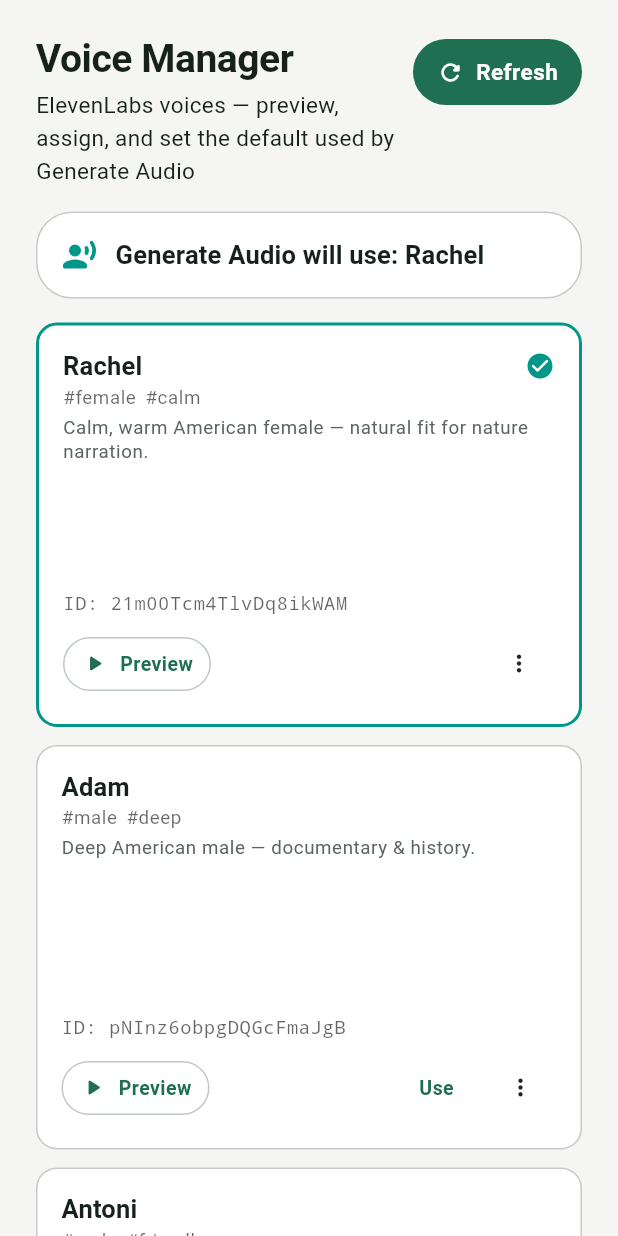
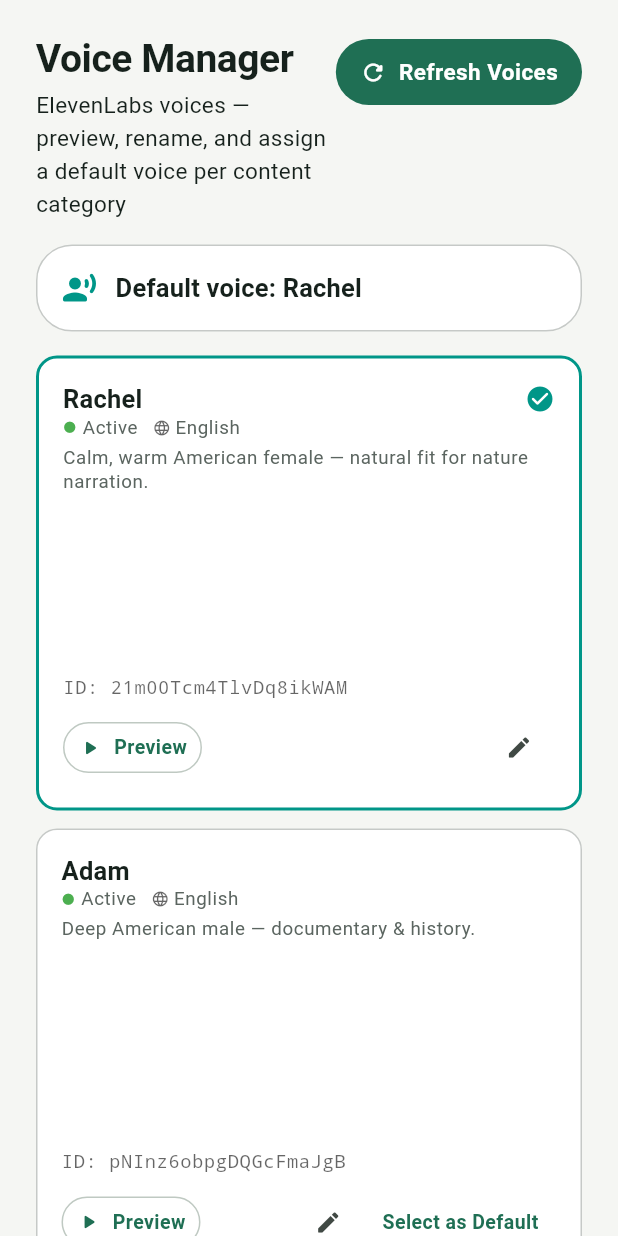
Before and after one commit to trashpin/radio, a Flutter app: the VoiceManagerPage widget shown alone on an empty page, opened directly, on a phone screen of 412 x 824 dp. Run offline on Flutter 3.47's test engine with Material 3 defaults, Android fonts, the phone set to English and light mode, and no system bars; our stand-ins replace audio_service, csv, flutter_dotenv, flutter_riverpod, flutter_tts, geolocator and 4 more; accounts and stored records are empty; network calls fail.

Commit message:
Voice Manager v2: per-category assignment table, editable labels, language/status, category-aware pipeline
Co-authored-by: trashpin <trashpin@users.noreply.github.com>

```diff
--- a/lib/features/admin/presentation/voice_manager_page.dart
+++ b/lib/features/admin/presentation/voice_manager_page.dart
@@ -4,13 +4,15 @@ import 'package:just_audio/just_audio.dart';
 
 import 'package:explorer_os_mobile/core/theme/app_spacing.dart';
 import 'package:explorer_os_mobile/features/admin/widgets/admin_widgets.dart';
-import 'package:explorer_os_mobile/features/discovery/models/discovery_category.dart';
+import 'package:explorer_os_mobile/features/narration/data/voice_assignment_repository.dart';
 import 'package:explorer_os_mobile/features/narration/data/voice_repository.dart';
+import 'package:explorer_os_mobile/features/narration/models/narration_category.dart';
 import 'package:explorer_os_mobile/features/narration/models/voice.dart';
 
-/// Admin → Voice Manager: browse ElevenLabs voices, preview them, pick a default
-/// per content category, and set the voice that "Generate Audio" uses. Selected
-/// voice name + id are stored with each generated narration by the pipeline.
+/// Admin → Voice Manager: browse ElevenLabs voices, preview them, rename them,
+/// pick the default voice, and assign a default voice per content category
+/// (persisted to `voice_assignments`). Audio generation uses the assigned voice
+/// automatically — no manual voice-ID entry.
 class VoiceManagerPage extends ConsumerStatefulWidget {
   const VoiceManagerPage({super.key});
 
@@ -20,7 +22,9 @@ class VoiceManagerPage extends ConsumerStatefulWidget {
 
 class _VoiceManagerPageState extends ConsumerState<VoiceManagerPage> {
   final AudioPlayer _player = AudioPlayer();
-  String? _previewing; // voice_id currently playing
+  String? _previewing;
+  final Map<String, String> _assignments = {}; // category token -> voice_id
+  bool _seeded = false;
 
   @override
   void initState() {
@@ -58,18 +62,70 @@ class _VoiceManagerPageState extends ConsumerState<VoiceManagerPage> {
     }
   }
 
+  void _assign(String category, Voice v) {
+    setState(() => _assignments[category] = v.voiceId);
+    final label =
+        ref.read(voiceLabelsProvider.notifier).labelFor(v.voiceId, v.name);
+    // Persist (best-effort — needs migration 0008).
+    ref
+        .read(voiceAssignmentRepositoryProvider)
+        .assign(category, label, v.voiceId)
+        .catchError((_) {});
+  }
+
+  Future<void> _editLabel(Voice v) async {
+    final current =
+        ref.read(voiceLabelsProvider.notifier).labelFor(v.voiceId, v.name);
+    final controller = TextEditingController(text: current);
+    final result = await showDialog<String>(
+      context: context,
+      builder: (ctx) => AlertDialog(
+        title: Text('Edit label — ${v.name}'),
+        content: TextField(
+          controller: controller,
+          autofocus: true,
+          decoration: const InputDecoration(
+              labelText: 'Display label', hintText: 'e.g. Ranger Sarah'),
+        ),
+        actions: [
+          TextButton(
+              onPressed: () => Navigator.pop(ctx), child: const Text('Cancel')),
+          FilledButton(
+              onPressed: () => Navigator.pop(ctx, controller.text.trim()),
+              child: const Text('Save')),
+        ],
+      ),
+    );
+    if (result != null && result.isNotEmpty) {
+      ref.read(voiceLabelsProvider.notifier).setLabel(v.voiceId, result);
+    }
+  }
+
   @override
   Widget build(BuildContext context) {
     final async = ref.watch(voicesProvider);
     final selected = ref.watch(selectedVoiceProvider);
+    ref.watch(voiceLabelsProvider); // rebuild on label changes
+    final labels = ref.read(voiceLabelsProvider.notifier);
+
+    // Seed the assignment table from persisted assignments (once).
+    final loaded = ref.watch(voiceAssignmentsProvider).value;
+    if (!_seeded && loaded != null) {
+      _seeded = true;
+      for (final e in loaded.entries) {
+        if (e.value.defaultVoiceId != null) {
+          _assignments[e.key] = e.value.defaultVoiceId!;
+        }
+      }
+    }
 
     return ListView(
       padding: const EdgeInsets.all(AppSpacing.xl),
       children: [
         AdminPageHeader(
           title: 'Voice Manager',
-          subtitle: 'ElevenLabs voices — preview, assign, and set the '
-              'default used by Generate Audio',
+          subtitle: 'ElevenLabs voices — preview, rename, and assign a default '
+              'voice per content category',
           actions: [
             FilledButton.icon(
               onPressed: () => refreshVoices(ref),
@@ -78,7 +134,7 @@ class _VoiceManagerPageState extends ConsumerState<VoiceManagerPage> {
                   padding:
                       const EdgeInsets.symmetric(horizontal: AppSpacing.lg)),
               icon: const Icon(Icons.refresh_rounded, size: 18),
-              label: const Text('Refresh'),
+              label: const Text('Refresh Voices'),
             ),
           ],
         ),
@@ -89,7 +145,8 @@ class _VoiceManagerPageState extends ConsumerState<VoiceManagerPage> {
               const Icon(Icons.record_voice_over_rounded, color: Colors.teal),
               const Gap.h(AppSpacing.md),
               Expanded(
-                child: Text('Generate Audio will use: ${selected.name}',
+                child: Text(
+                    'Default voice: ${labels.labelFor(selected.voiceId, selected.name)}',
                     style: Theme.of(context)
                         .textTheme
                         .titleMedium
@@ -106,7 +163,8 @@ class _VoiceManagerPageState extends ConsumerState<VoiceManagerPage> {
               child: AdminEmptyState(
                   icon: Icons.error_outline_rounded,
                   message: 'Could not load voices.\n$e')),
-          data: (voices) => LayoutBuilder(builder: (context, c) {
+          data: (voices) => Column(children: [
+            LayoutBuilder(builder: (context, c) {
               final cols = (c.maxWidth / 320).floor().clamp(1, 4);
               return GridView.count(
                 crossAxisCount: cols,
@@ -114,58 +172,70 @@ class _VoiceManagerPageState extends ConsumerState<VoiceManagerPage> {
                 physics: const NeverScrollableScrollPhysics(),
                 mainAxisSpacing: AppSpacing.md,
                 crossAxisSpacing: AppSpacing.md,
-              childAspectRatio: 1.35,
+                childAspectRatio: 1.2,
                 children: [
                   for (final v in voices)
                     _VoiceCard(
                       voice: v,
+                      label: labels.labelFor(v.voiceId, v.name),
                       selected: selected?.voiceId == v.voiceId,
                       playing: _previewing == v.voiceId,
                       onPreview: () => _preview(v),
-                    onUseDefault: () =>
+                      onSelectDefault: () =>
                           ref.read(selectedVoiceProvider.notifier).select(v),
-                    onAssign: (cat) => ref
-                        .read(categoryVoicesProvider.notifier)
-                        .assign(cat, v.voiceId),
+                      onEditLabel: () => _editLabel(v),
                     ),
                 ],
               );
             }),
+            const Gap.v(AppSpacing.lg),
+            _assignmentTable(voices, labels),
+          ]),
         ),
-        const Gap.v(AppSpacing.lg),
-        _categoryDefaults(),
       ],
     );
   }
 
-  Widget _categoryDefaults() {
-    final map = ref.watch(categoryVoicesProvider);
-    final voices = ref.watch(voicesProvider).value ?? const [];
-    if (voices.isEmpty) return const SizedBox.shrink();
-    String nameFor(String id) =>
-        voices.firstWhere((v) => v.voiceId == id, orElse: () => voices.first)
-            .name;
-    final assigned = discoveryCategories
-        .where((c) => map.containsKey(c.token))
-        .toList();
+  Widget _assignmentTable(List<Voice> voices, VoiceLabels labels) {
+    final theme = Theme.of(context);
     return AdminSectionCard(
       child: Column(crossAxisAlignment: CrossAxisAlignment.start, children: [
-        Text('Default voice per category',
-            style: Theme.of(context)
-                .textTheme
-                .titleMedium
+        Text('Voice assignment by content type',
+            style: theme.textTheme.titleMedium
                 ?.copyWith(fontWeight: FontWeight.w700)),
-        const Gap.v(AppSpacing.sm),
-        if (assigned.isEmpty)
-          const Text('No category defaults yet — use "Assign to category" on a voice.')
-        else
-          Wrap(spacing: AppSpacing.md, runSpacing: AppSpacing.sm, children: [
-            for (final c in assigned)
-              Chip(
-                avatar: Icon(c.icon, size: 16, color: c.color),
-                label: Text('${c.label}: ${nameFor(map[c.token]!)}'),
+        Text('Generate Audio uses these automatically.',
+            style: theme.textTheme.bodySmall?.copyWith(color: theme.hintColor)),
+        const Gap.v(AppSpacing.md),
+        for (final cat in narrationCategories)
+          Padding(
+            padding: const EdgeInsets.symmetric(vertical: 4),
+            child: Row(children: [
+              SizedBox(
+                  width: 180,
+                  child: Text(cat.label,
+                      style: theme.textTheme.bodyMedium
+                          ?.copyWith(fontWeight: FontWeight.w600))),
+              Expanded(
+                child: DropdownButton<String>(
+                  isExpanded: true,
+                  value: _assignments[cat.token],
+                  hint: const Text('— choose default voice —'),
+                  onChanged: (id) {
+                    if (id == null) return;
+                    _assign(cat.token,
+                        voices.firstWhere((v) => v.voiceId == id));
+                  },
+                  items: [
+                    for (final v in voices)
+                      DropdownMenuItem(
+                        value: v.voiceId,
+                        child: Text(labels.labelFor(v.voiceId, v.name)),
+                      ),
+                  ],
+                ),
               ),
             ]),
+          ),
       ]),
     );
   }
@@ -174,18 +244,20 @@ class _VoiceManagerPageState extends ConsumerState<VoiceManagerPage> {
 class _VoiceCard extends StatelessWidget {
   const _VoiceCard({
     required this.voice,
+    required this.label,
     required this.selected,
     required this.playing,
     required this.onPreview,
-    required this.onUseDefault,
-    required this.onAssign,
+    required this.onSelectDefault,
+    required this.onEditLabel,
   });
   final Voice voice;
+  final String label;
   final bool selected;
   final bool playing;
   final VoidCallback onPreview;
-  final VoidCallback onUseDefault;
-  final void Function(String category) onAssign;
+  final VoidCallback onSelectDefault;
+  final VoidCallback onEditLabel;
 
   @override
   Widget build(BuildContext context) {
@@ -206,7 +278,9 @@ class _VoiceCard extends StatelessWidget {
         children: [
           Row(children: [
             Expanded(
-              child: Text(voice.name,
+              child: Text(label,
+                  maxLines: 1,
+                  overflow: TextOverflow.ellipsis,
                   style: theme.textTheme.titleMedium
                       ?.copyWith(fontWeight: FontWeight.w700)),
             ),
@@ -214,53 +288,56 @@ class _VoiceCard extends StatelessWidget {
               const Icon(Icons.check_circle_rounded,
                   color: Colors.teal, size: 20),
           ]),
-          if (voice.gender != null || voice.style != null)
+          if (label != voice.name)
+            Text(voice.name,
+                style: theme.textTheme.bodySmall?.copyWith(color: theme.hintColor)),
+          Row(children: [
+            Icon(Icons.circle,
+                size: 9,
+                color: voice.active ? Colors.green : Colors.grey),
+            const SizedBox(width: 4),
+            Text(voice.active ? 'Active' : 'Inactive',
+                style: theme.textTheme.bodySmall),
+            const SizedBox(width: 10),
+            Icon(Icons.language_rounded, size: 12, color: theme.hintColor),
+            const SizedBox(width: 3),
+            Text(voice.language, style: theme.textTheme.bodySmall),
+          ]),
+          if (voice.description != null)
             Padding(
-              padding: const EdgeInsets.only(top: 2, bottom: 4),
-              child: Wrap(spacing: 6, children: [
-                for (final t in [voice.gender, voice.style].whereType<String>())
-                  Text('#$t',
-                      style: theme.textTheme.bodySmall
-                          ?.copyWith(color: theme.hintColor)),
-              ]),
-            ),
-          if (voice.description != null)
-            Expanded(
+              padding: const EdgeInsets.only(top: 4),
               child: Text(voice.description!,
-                  maxLines: 3,
+                  maxLines: 2,
                   overflow: TextOverflow.ellipsis,
                   style: theme.textTheme.bodySmall),
             ),
-          const Gap.v(AppSpacing.sm),
+          const Spacer(),
           Text('ID: ${voice.voiceId}',
               maxLines: 1,
               overflow: TextOverflow.ellipsis,
-              style: theme.textTheme.bodySmall?.copyWith(
-                  fontFamily: 'monospace', color: theme.hintColor)),
+              style: theme.textTheme.bodySmall
+                  ?.copyWith(fontFamily: 'monospace', color: theme.hintColor)),
           const Gap.v(AppSpacing.sm),
           Row(children: [
             OutlinedButton.icon(
               onPressed: onPreview,
               style: OutlinedButton.styleFrom(
-                  minimumSize: const Size(0, 36),
-                  padding: const EdgeInsets.symmetric(horizontal: 12)),
+                  minimumSize: const Size(0, 34),
+                  padding: const EdgeInsets.symmetric(horizontal: 10)),
               icon: Icon(playing ? Icons.stop_rounded : Icons.play_arrow_rounded,
-                  size: 18),
+                  size: 16),
               label: Text(playing ? 'Stop' : 'Preview'),
             ),
             const Spacer(),
+            IconButton(
+              tooltip: 'Edit label',
+              onPressed: onEditLabel,
+              icon: const Icon(Icons.edit_rounded, size: 18),
+            ),
             if (!selected)
               TextButton(
-                  onPressed: onUseDefault, child: const Text('Use')),
-            PopupMenuButton<String>(
-              tooltip: 'Assign to category',
-              icon: const Icon(Icons.more_vert_rounded, size: 18),
-              onSelected: onAssign,
-              itemBuilder: (_) => [
-                for (final c in discoveryCategories)
-                  PopupMenuItem(value: c.token, child: Text('→ ${c.label}')),
-              ],
-            ),
+                  onPressed: onSelectDefault,
+                  child: const Text('Select as Default')),
           ]),
         ],
       ),
--- /dev/null
+++ b/lib/features/narration/data/voice_assignment_repository.dart
@@ -0,0 +1,79 @@
+import 'package:flutter_riverpod/flutter_riverpod.dart';
+
+import 'package:explorer_os_mobile/core/services/supabase_service.dart';
+
+/// A default-voice assignment for one content category.
+class VoiceAssignment {
+  const VoiceAssignment({
+    required this.category,
+    this.defaultVoiceName,
+    this.defaultVoiceId,
+    this.language = 'English',
+    this.active = true,
+  });
+
+  final String category;
+  final String? defaultVoiceName;
+  final String? defaultVoiceId;
+  final String language;
+  final bool active;
+
+  factory VoiceAssignment.fromJson(Map<String, dynamic> j) => VoiceAssignment(
+        category: (j['category'] ?? '') as String,
+        defaultVoiceName: j['default_voice_name'] as String?,
+        defaultVoiceId: j['default_voice_id'] as String?,
+        language: (j['language'] ?? 'English') as String,
+        active: (j['active'] ?? true) as bool,
+      );
+
+  Map<String, dynamic> toJson() => {
+        'category': category,
+        'default_voice_name': defaultVoiceName,
+        'default_voice_id': defaultVoiceId,
+        'language': language,
+        'active': active,
+      };
+}
+
+/// Read/write the `voice_assignments` table (category -> default voice).
+class VoiceAssignmentRepository {
+  const VoiceAssignmentRepository(this._client);
+  final dynamic _client; // SupabaseClient
+
+  static const _table = 'voice_assignments';
+
+  Future<Map<String, VoiceAssignment>> loadAll() async {
+    final rows = await _client.from(_table).select() as List;
+    return {
+      for (final r in rows.cast<Map<String, dynamic>>())
+        (r['category'] as String): VoiceAssignment.fromJson(r),
+    };
+  }
+
+  Future<void> assign(String category, String voiceName, String voiceId) async {
+    await _client.from(_table).upsert({
+      'category': category,
+      'default_voice_name': voiceName,
+      'default_voice_id': voiceId,
+      'language': 'English',
+      'active': true,
+      'updated_at': DateTime.now().toUtc().toIso8601String(),
+    });
+  }
+}
+
+final voiceAssignmentRepositoryProvider =
+    Provider<VoiceAssignmentRepository>((ref) {
+  return VoiceAssignmentRepository(ref.watch(supabaseClientProvider));
+});
+
+/// Loaded assignments (category token -> assignment). Empty if the table isn't
+/// present yet (run migration 0008).
+final voiceAssignmentsProvider =
+    FutureProvider<Map<String, VoiceAssignment>>((ref) async {
+  try {
+    return await ref.watch(voiceAssignmentRepositoryProvider).loadAll();
+  } catch (_) {
+    return <String, VoiceAssignment>{};
+  }
+});
--- a/lib/features/narration/data/voice_repository.dart
+++ b/lib/features/narration/data/voice_repository.dart
@@ -60,6 +60,21 @@ class SelectedVoice extends Notifier<Voice?> {
 final selectedVoiceProvider =
     NotifierProvider<SelectedVoice, Voice?>(SelectedVoice.new);
 
+/// Admin-editable friendly labels for voices (voice_id -> label), e.g.
+/// renaming "Rachel" to "Ranger Sarah". Defaults to each voice's real name.
+class VoiceLabels extends Notifier<Map<String, String>> {
+  @override
+  Map<String, String> build() => {};
+
+  void setLabel(String voiceId, String label) =>
+      state = {...state, voiceId: label};
+
+  String labelFor(String voiceId, String fallback) => state[voiceId] ?? fallback;
+}
+
+final voiceLabelsProvider =
+    NotifierProvider<VoiceLabels, Map<String, String>>(VoiceLabels.new);
+
 /// Default voice per content category (category token -> voice_id).
 class CategoryVoices extends Notifier<Map<String, String>> {
   @override
--- /dev/null
+++ b/lib/features/narration/models/narration_category.dart
@@ -0,0 +1,23 @@
+/// A content category that can have a default narration voice assigned.
+/// [token] is the stable id stored in `voice_assignments.category`.
+class NarrationCategory {
+  const NarrationCategory(this.token, this.label);
+  final String token;
+  final String label;
+}
+
+/// The assignable narration categories (per the Voice Manager spec).
+const narrationCategories = <NarrationCategory>[
+  NarrationCategory('wildlife', 'Wildlife'),
+  NarrationCategory('birds', 'Birds'),
+  NarrationCategory('fish', 'Fish'),
+  NarrationCategory('plants', 'Plants'),
+  NarrationCategory('trees', 'Trees'),
+  NarrationCategory('trails', 'Trails'),
+  NarrationCategory('historic_sites', 'Historic Sites'),
+  NarrationCategory('springs', 'Springs'),
+  NarrationCategory('campgrounds', 'Campgrounds'),
+  NarrationCategory('kids_mode', 'Kids Mode'),
+  NarrationCategory('safety_messages', 'Safety Messages'),
+  NarrationCategory('explorer_radio', 'Explorer Radio'),
+];
--- a/lib/features/narration/models/voice.dart
+++ b/lib/features/narration/models/voice.dart
@@ -8,6 +8,8 @@ class Voice {
     this.style,
     this.suggestedCategory,
     this.previewUrl,
+    this.language = 'English',
+    this.active = true,
   });
 
   final String voiceId;
@@ -21,6 +23,8 @@ class Voice {
 
   /// Public sample clip URL (plays without the API key).
   final String? previewUrl;
+  final String language;
+  final bool active;
 
   factory Voice.fromJson(Map<String, dynamic> j) => Voice(
         voiceId: (j['voice_id'] ?? '') as String,
@@ -30,5 +34,7 @@ class Voice {
         style: j['style'] as String?,
         suggestedCategory: j['suggested_category'] as String?,
         previewUrl: j['preview_url'] as String?,
+        language: (j['language'] ?? 'English') as String,
+        active: (j['active'] ?? true) as bool,
       );
 }
```
Also changed, not shown: assets/data/elevenlabs_voices.json (+24 -8 lines), tool/narration_audio.dart (+24 -7 lines), 1 other file. Lines whose indentation alone changed are shown as unchanged.
